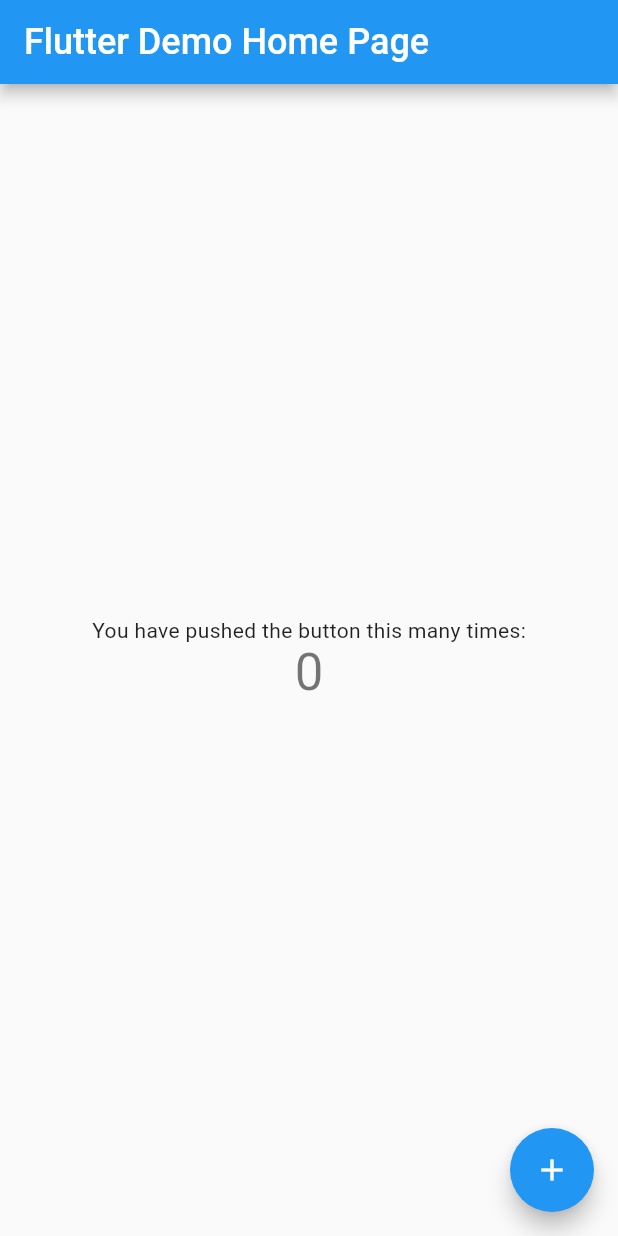
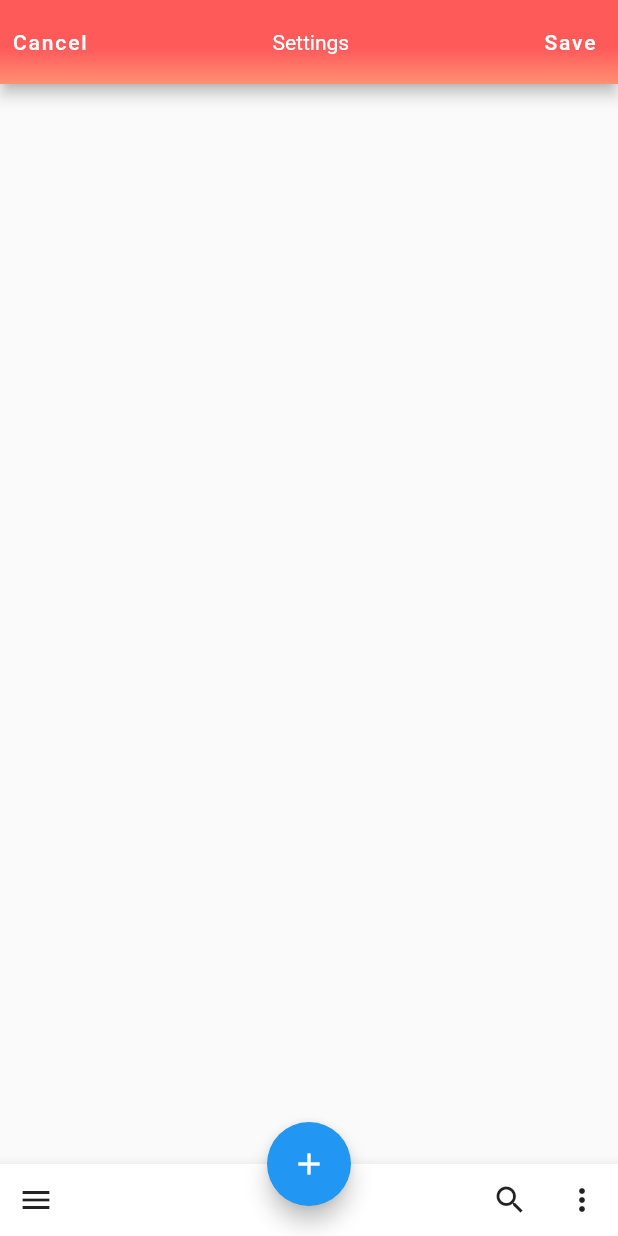
Before and after one commit to tzuchienkao/flutter_ui_practice, a Flutter app: the screen it shows after launch, on a phone screen of 412 x 824 dp. Run offline on Flutter 3.47's test engine with Material 2 defaults, Android fonts, the phone set to English and light mode, and no system bars; our stand-ins replace google_fonts.

Commit message:
feat: appbar global style, appbar ui

```diff
--- a/lib/Theme/config.dart
+++ b/lib/Theme/config.dart
@@ -4,3 +4,11 @@ import 'package:flutter_ui_practice/Theme/textTheme.dart';
 TextTheme textTheme() {
   return customTextTheme;
 }
+
+AppBarTheme appBarTheme() {
+  return customAppBarTheme;
+}
+
+TextButtonThemeData textButtonTheme() {
+  return customTextButtonTheme;
+}
--- a/lib/Theme/textTheme.dart
+++ b/lib/Theme/textTheme.dart
@@ -27,3 +27,13 @@ final TextTheme customTextTheme = TextTheme(
   overline: GoogleFonts.roboto(
       fontSize: 10, fontWeight: FontWeight.w400, letterSpacing: 1.5),
 );
+
+final AppBarTheme customAppBarTheme = AppBarTheme(
+  titleTextStyle: TextStyle(
+    color: Colors.white,
+  ),
+);
+
+final TextButtonThemeData customTextButtonTheme = TextButtonThemeData(
+    style: TextButton.styleFrom(primary: Colors.white),
+);
--- a/lib/main.dart
+++ b/lib/main.dart
@@ -6,102 +6,74 @@ void main() {
 }
 
 class MyApp extends StatelessWidget {
-  // This widget is the root of your application.
   @override
   Widget build(BuildContext context) {
     return MaterialApp(
       title: 'Flutter Demo',
       theme: ThemeData(
-        primarySwatch: Colors.blue,
         visualDensity: VisualDensity.adaptivePlatformDensity,
         textTheme: textTheme(),
+        appBarTheme: appBarTheme(),
+        textButtonTheme: textButtonTheme(),
       ),
-      home: MyHomePage(title: 'Flutter Demo Home Page'),
+      home: MyHomePage(),
     );
   }
 }
 
-class MyHomePage extends StatefulWidget {
-  MyHomePage({Key key, this.title}) : super(key: key);
-
-  // This widget is the home page of your application. It is stateful, meaning
-  // that it has a State object (defined below) that contains fields that affect
-  // how it looks.
-
-  // This class is the configuration for the state. It holds the values (in this
-  // case the title) provided by the parent (in this case the App widget) and
-  // used by the build method of the State. Fields in a Widget subclass are
-  // always marked "final".
-
-  final String title;
-
-  @override
-  _MyHomePageState createState() => _MyHomePageState();
-}
-
-class _MyHomePageState extends State<MyHomePage> {
-  int _counter = 0;
-
-  void _incrementCounter() {
-    setState(() {
-      // This call to setState tells the Flutter framework that something has
-      // changed in this State, which causes it to rerun the build method below
-      // so that the display can reflect the updated values. If we changed
-      // _counter without calling setState(), then the build method would not be
-      // called again, and so nothing would appear to happen.
-      _counter++;
-    });
-  }
+class MyHomePage extends StatelessWidget {
 
   @override
   Widget build(BuildContext context) {
-    // This method is rerun every time setState is called, for instance as done
-    // by the _incrementCounter method above.
-    //
-    // The Flutter framework has been optimized to make rerunning build methods
-    // fast, so that you can just rebuild anything that needs updating rather
-    // than having to individually change instances of widgets.
     return Scaffold(
       appBar: AppBar(
-        // Here we take the value from the MyHomePage object that was created by
-        // the App.build method, and use it to set our appbar title.
-        title: Text(widget.title, style: TextStyle(fontSize: textTheme().headline5.fontSize)),
+        automaticallyImplyLeading: false,
+        title: Row(
+          children: [
+            TextButton(
+              child: Text('Cancel'),
+              onPressed: () => {},
+            ),
+            Expanded(
+              child: Center(
+                child: Text('Settings'),
+              ),
+            ),
+            TextButton(
+                onPressed: () => {},
+                child: Text('Save')
+            ),
+          ],
+        ),
+        titleSpacing: 0.0,
+        centerTitle: true,
+        flexibleSpace: Container(
+          decoration: BoxDecoration(
+            gradient: LinearGradient(
+              begin: Alignment(0.0, 0.15),
+              end: Alignment.bottomCenter,
+              colors: <Color>[
+              Color.fromRGBO(255,90,90,1),
+              Color.fromRGBO(255,144,114,1),
+            ])
+          ),
+        ),
       ),
-      body: Center(
-        // Center is a layout widget. It takes a single child and positions it
-        // in the middle of the parent.
-        child: Column(
-          // Column is also a layout widget. It takes a list of children and
-          // arranges them vertically. By default, it sizes itself to fit its
-          // children horizontally, and tries to be as tall as its parent.
-          //
-          // Invoke "debug painting" (press "p" in the console, choose the
-          // "Toggle Debug Paint" action from the Flutter Inspector in Android
-          // Studio, or the "Toggle Debug Paint" command in Visual Studio Code)
-          // to see the wireframe for each widget.
-          //
-          // Column has various properties to control how it sizes itself and
-          // how it positions its children. Here we use mainAxisAlignment to
-          // center the children vertically; the main axis here is the vertical
-          // axis because Columns are vertical (the cross axis would be
-          // horizontal).
-          mainAxisAlignment: MainAxisAlignment.center,
-          children: <Widget>[
-            Text(
-              'You have pushed the button this many times:',
-            ),
-            Text(
-              '$_counter',
-              style: Theme.of(context).textTheme.headline4,
-            ),
+      bottomNavigationBar: BottomAppBar(
+      child: Row(
+      children: [
+        IconButton(icon: Icon(Icons.menu), onPressed: () => {}),
+            Spacer(),
+            IconButton(icon: Icon(Icons.search), onPressed: () => {}),
+            IconButton(icon: Icon(Icons.more_vert), onPressed: () => {}),
           ],
         ),
       ),
       floatingActionButton: FloatingActionButton(
-        onPressed: _incrementCounter,
-        tooltip: 'Increment',
-        child: Icon(Icons.add),
-      ), // This trailing comma makes auto-formatting nicer for build methods.
+          child: Icon(Icons.add),
+          onPressed: () => {},
+      ),
+      floatingActionButtonLocation: FloatingActionButtonLocation.centerDocked,
     );
   }
 }
```
